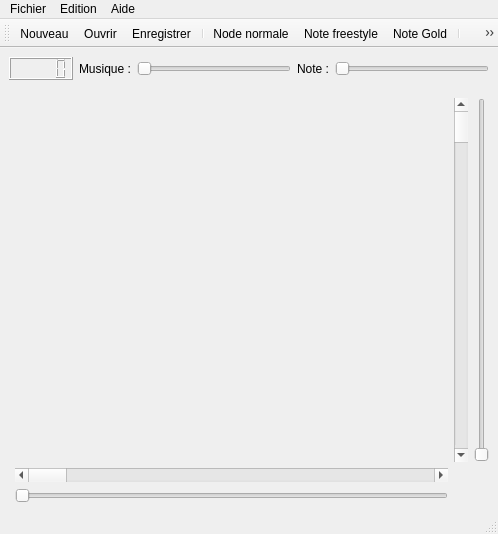
Old version of the form editorwindow.ui in the repository Bramas/Ultratools.
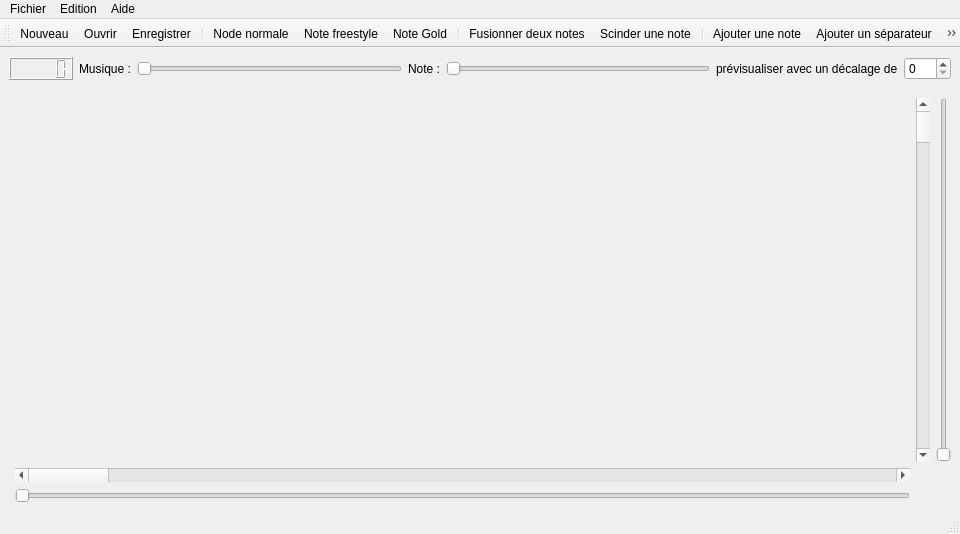
New version of the form. Icons and pictures are not drawn.

```diff
--- a/editorwindow.ui
+++ b/editorwindow.ui
@@ -6,7 +6,7 @@
    <rect>
     <x>0</x>
     <y>0</y>
-    <width>498</width>
+    <width>960</width>
     <height>534</height>
    </rect>
   </property>
@@ -54,6 +54,20 @@
           </property>
          </widget>
         </item>
+        <item>
+         <widget class="QLabel" name="label_3">
+          <property name="text">
+           <string>prévisualiser avec un décalage de</string>
+          </property>
+         </widget>
+        </item>
+        <item>
+         <widget class="QSpinBox" name="offsetSpinBox">
+          <property name="maximum">
+           <number>120</number>
+          </property>
+         </widget>
+        </item>
        </layout>
       </item>
       <item>
@@ -106,8 +120,8 @@
     <rect>
      <x>0</x>
      <y>0</y>
-     <width>498</width>
-     <height>22</height>
+     <width>960</width>
+     <height>21</height>
     </rect>
    </property>
    <widget class="QMenu" name="menuFichier">
```
Left out of the diff: 4 changed lines with no effect on the pictures.
